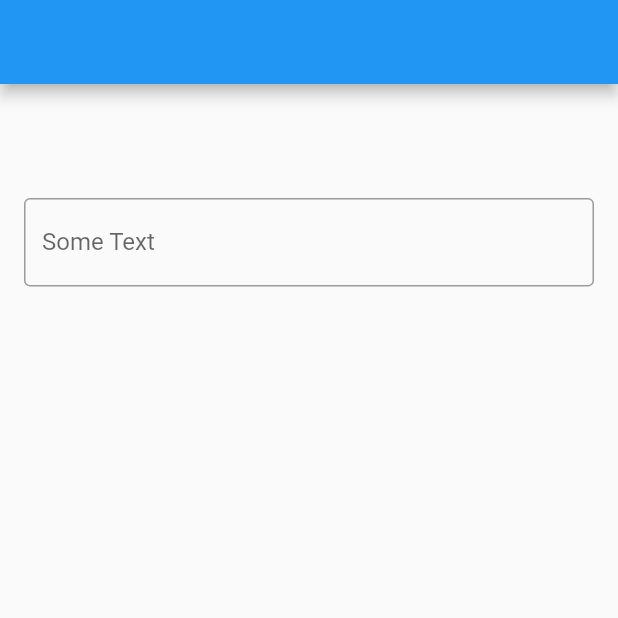
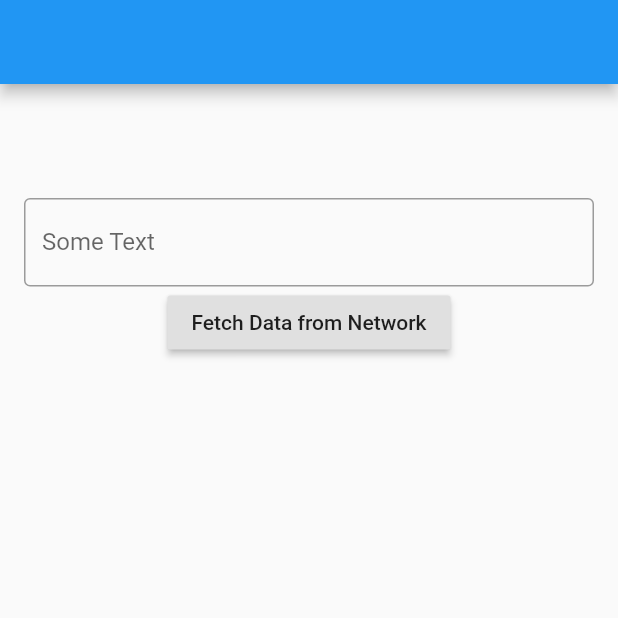
Before and after one commit to ponnamkarthik/FlutterDemoProvider, a Flutter app: the screen it shows after launch, on a phone screen of 412 x 824 dp, the top half of it. Run offline on Flutter 3.47's test engine with Material 2 defaults, Android fonts, the phone set to English and light mode, and no system bars.

Commit message:
fetch network and display as text

```diff
--- a/lib/app_state.dart
+++ b/lib/app_state.dart
@@ -1,9 +1,15 @@
 import 'package:flutter/material.dart';
+import 'package:http/http.dart' as http;
+import 'dart:convert';
 
 class AppState with ChangeNotifier {
+  String _dataUrl = "https://reqres.in/api/users?per_page=20";
+
   AppState();
 
   String _displayText = "";
+  String _jsonResonse = "";
+  bool _isFetching = false;
 
   void setDisplayText(String text) {
     _displayText = text;
@@ -11,4 +17,30 @@ class AppState with ChangeNotifier {
   }
 
   String get getDisplayText => _displayText;
+
+  bool get isFetching => _isFetching;
+
+  Future<void> fetchData() async {
+    _isFetching = true;
+    notifyListeners();
+
+    var response = await http.get(_dataUrl);
+    if (response.statusCode == 200) {
+      _jsonResonse = response.body;
+    }
+
+    _isFetching = false;
+    notifyListeners();
+  }
+
+  String get getResponseText => _jsonResonse;
+
+  List<dynamic> getResponseJson() {
+    if (_jsonResonse.isNotEmpty) {
+      Map<String, dynamic> json = jsonDecode(_jsonResonse);
+      // print(json['data']['avatar']);
+      return json['data'];
+    }
+    return null;
+  }
 }
--- a/lib/main.dart
+++ b/lib/main.dart
@@ -1,5 +1,6 @@
 import 'package:flutter/material.dart';
 import 'package:flutter_demo_provider/app_state.dart';
+import 'package:flutter_demo_provider/response_display.dart';
 import 'package:flutter_demo_provider/text_display.dart';
 import 'package:flutter_demo_provider/text_edit.dart';
 import 'package:provider/provider.dart';
@@ -32,9 +33,12 @@ class MyHomePage extends StatefulWidget {
 class _MyHomePageState extends State<MyHomePage> {
   @override
   Widget build(BuildContext context) {
+    final appState = Provider.of<AppState>(context);
+
     return Scaffold(
       appBar: AppBar(),
-      body: Container(
+      body: SingleChildScrollView(
+        child: Container(
           padding: const EdgeInsets.all(16.0),
           child: Center(
             child: Column(
@@ -42,7 +46,13 @@ class _MyHomePageState extends State<MyHomePage> {
               children: <Widget>[
                 TextDisplay(),
                 TextEditWidget(),
+                RaisedButton(
+                  onPressed: () => appState.fetchData(),
+                  child: Text("Fetch Data from Network"),
+                ),
+                ResponseDisplay(),
               ],
+            ),
           ),
         ),
       ),
--- /dev/null
+++ b/lib/response_display.dart
@@ -0,0 +1,27 @@
+import 'package:flutter/material.dart';
+import 'package:flutter_demo_provider/app_state.dart';
+import 'package:provider/provider.dart';
+
+class ResponseDisplay extends StatefulWidget {
+  @override
+  _ResponseDisplayState createState() => _ResponseDisplayState();
+}
+
+class _ResponseDisplayState extends State<ResponseDisplay> {
+  @override
+  Widget build(BuildContext context) {
+    final appState = Provider.of<AppState>(context);
+
+    return Container(
+      padding: const EdgeInsets.all(16.0),
+      child: appState.isFetching
+          ? CircularProgressIndicator()
+          : Text(
+              appState.getResponseText,
+              style: TextStyle(
+                fontSize: 24.0,
+              ),
+            ),
+    );
+  }
+}
--- a/pubspec.yaml
+++ b/pubspec.yaml
@@ -24,6 +24,7 @@ dependencies:
   # Use with the CupertinoIcons class for iOS style icons.
   cupertino_icons: ^0.1.2
   provider: ^2.0.1
+  http: ^0.12.0+2
 
 dev_dependencies:
   flutter_test:
```
Also changed, not shown: pubspec.lock. Lines whose indentation alone changed are shown as unchanged.
